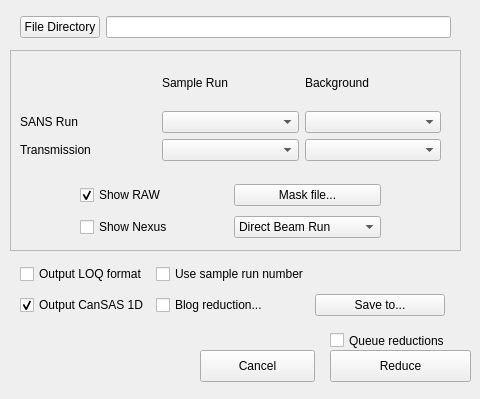
First picture: the form in sans-reduce-gui.ui, repository cameronneylon/mantid, before the edit.
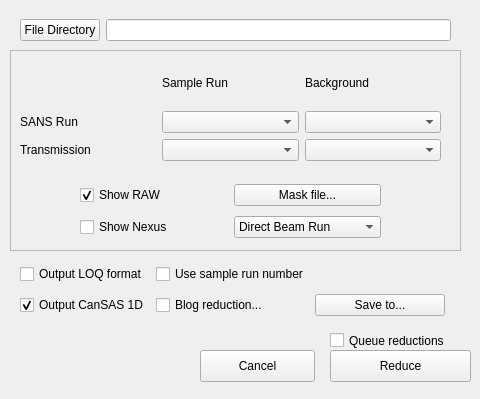
Second picture: the form after the edit.

Commit message: Version of SansReduceGui with a working GUI- no backend functionality yet

The edit to the form file:
```diff
--- a/sans-reduce-gui.ui
+++ b/sans-reduce-gui.ui
@@ -145,7 +145,7 @@
      <x>20</x>
      <y>10</y>
      <width>431</width>
-     <height>34</height>
+     <height>41</height>
     </rect>
    </property>
    <layout class="QHBoxLayout" name="horizontalLayout">
```
Left out of the diff: 8 changed lines with no effect on the pictures. The commit also changes 2 other files.
